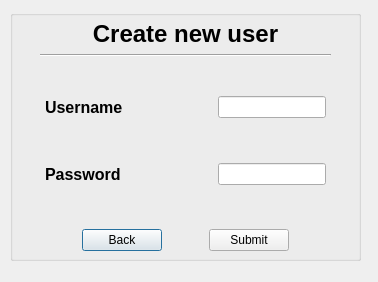
Qt form newuser.ui (HenriSalard/QT_TP1) before a commit.
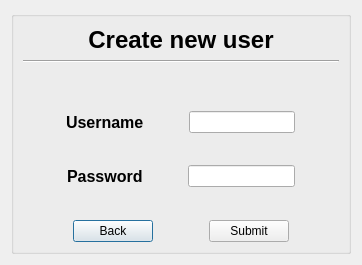
The same form after that commit.

Patch:
```diff
--- a/newuser.ui
+++ b/newuser.ui
@@ -6,21 +6,76 @@
    <rect>
     <x>0</x>
     <y>0</y>
-    <width>378</width>
-    <height>282</height>
+    <width>362</width>
+    <height>265</height>
    </rect>
   </property>
+  <property name="sizePolicy">
+   <sizepolicy hsizetype="Expanding" vsizetype="Expanding">
+    <horstretch>0</horstretch>
+    <verstretch>0</verstretch>
+   </sizepolicy>
+  </property>
+  <property name="minimumSize">
+   <size>
+    <width>360</width>
+    <height>265</height>
+   </size>
+  </property>
   <property name="windowTitle">
    <string>Dialog</string>
   </property>
+  <layout class="QVBoxLayout" name="verticalLayout_2">
+   <item>
+    <widget class="QGroupBox" name="groupBox">
+     <property name="sizePolicy">
+      <sizepolicy hsizetype="Preferred" vsizetype="Preferred">
+       <horstretch>0</horstretch>
+       <verstretch>0</verstretch>
+      </sizepolicy>
+     </property>
+     <property name="title">
+      <string/>
+     </property>
+     <layout class="QVBoxLayout" name="verticalLayout_3">
+      <item>
+       <layout class="QVBoxLayout" name="verticalLayout">
+        <item>
+         <widget class="QLabel" name="toplabel">
+          <property name="font">
+           <font>
+            <pointsize>18</pointsize>
+            <bold>true</bold>
+           </font>
+          </property>
+          <property name="text">
+           <string>Create new user</string>
+          </property>
+          <property name="alignment">
+           <set>Qt::AlignCenter</set>
+          </property>
+         </widget>
+        </item>
+        <item>
+         <widget class="Line" name="line">
+          <property name="sizePolicy">
+           <sizepolicy hsizetype="Expanding" vsizetype="Fixed">
+            <horstretch>0</horstretch>
+            <verstretch>0</verstretch>
+           </sizepolicy>
+          </property>
+          <property name="orientation">
+           <enum>Qt::Horizontal</enum>
+          </property>
+         </widget>
+        </item>
+        <item>
   <widget class="QLabel" name="labelError">
-   <property name="geometry">
-    <rect>
-     <x>60</x>
-     <y>260</y>
-     <width>241</width>
-     <height>20</height>
-    </rect>
+          <property name="minimumSize">
+           <size>
+            <width>0</width>
+            <height>0</height>
+           </size>
    </property>
    <property name="palette">
     <palette>
@@ -56,53 +111,9 @@
     <set>Qt::AlignCenter</set>
    </property>
   </widget>
-  <widget class="QGroupBox" name="groupBox">
-   <property name="geometry">
-    <rect>
-     <x>10</x>
-     <y>10</y>
-     <width>351</width>
-     <height>251</height>
-    </rect>
-   </property>
-   <property name="title">
-    <string/>
-   </property>
-   <widget class="QWidget" name="verticalLayoutWidget">
-    <property name="geometry">
-     <rect>
-      <x>30</x>
-      <y>10</y>
-      <width>291</width>
-      <height>231</height>
-     </rect>
-    </property>
-    <layout class="QVBoxLayout" name="verticalLayout">
-     <item>
-      <widget class="QLabel" name="toplabel">
-       <property name="font">
-        <font>
-         <pointsize>18</pointsize>
-         <bold>true</bold>
-        </font>
-       </property>
-       <property name="text">
-        <string>Create new user</string>
-       </property>
-       <property name="alignment">
-        <set>Qt::AlignCenter</set>
-       </property>
-      </widget>
      </item>
      <item>
-      <widget class="Line" name="line">
-       <property name="orientation">
-        <enum>Qt::Horizontal</enum>
-       </property>
-      </widget>
-     </item>
-     <item>
-      <spacer name="verticalSpacer_2">
+         <spacer name="verticalSpacer">
        <property name="orientation">
         <enum>Qt::Vertical</enum>
        </property>
@@ -125,6 +136,19 @@
        <property name="bottomMargin">
         <number>5</number>
        </property>
+          <item>
+           <spacer name="horizontalSpacer_6">
+            <property name="orientation">
+             <enum>Qt::Horizontal</enum>
+            </property>
+            <property name="sizeHint" stdset="0">
+             <size>
+              <width>40</width>
+              <height>20</height>
+             </size>
+            </property>
+           </spacer>
+          </item>
        <item>
         <widget class="QLabel" name="idlabel">
          <property name="font">
@@ -154,10 +178,23 @@
        <item>
         <widget class="QLineEdit" name="idTextField"/>
        </item>
+          <item>
+           <spacer name="horizontalSpacer_7">
+            <property name="orientation">
+             <enum>Qt::Horizontal</enum>
+            </property>
+            <property name="sizeHint" stdset="0">
+             <size>
+              <width>40</width>
+              <height>20</height>
+             </size>
+            </property>
+           </spacer>
+          </item>
       </layout>
      </item>
      <item>
-      <spacer name="verticalSpacer_3">
+         <spacer name="verticalSpacer_2">
        <property name="orientation">
         <enum>Qt::Vertical</enum>
        </property>
@@ -180,6 +217,19 @@
        <property name="bottomMargin">
         <number>5</number>
        </property>
+          <item>
+           <spacer name="horizontalSpacer_8">
+            <property name="orientation">
+             <enum>Qt::Horizontal</enum>
+            </property>
+            <property name="sizeHint" stdset="0">
+             <size>
+              <width>40</width>
+              <height>20</height>
+             </size>
+            </property>
+           </spacer>
+          </item>
        <item>
         <widget class="QLabel" name="passwordlabel">
          <property name="font">
@@ -222,10 +272,23 @@
          </property>
         </widget>
        </item>
+          <item>
+           <spacer name="horizontalSpacer_9">
+            <property name="orientation">
+             <enum>Qt::Horizontal</enum>
+            </property>
+            <property name="sizeHint" stdset="0">
+             <size>
+              <width>40</width>
+              <height>20</height>
+             </size>
+            </property>
+           </spacer>
+          </item>
       </layout>
      </item>
      <item>
-      <spacer name="verticalSpacer">
+         <spacer name="verticalSpacer_3">
        <property name="orientation">
         <enum>Qt::Vertical</enum>
        </property>
@@ -295,8 +358,11 @@
       </layout>
      </item>
     </layout>
-   </widget>
-  </widget>
+      </item>
+     </layout>
+    </widget>
+   </item>
+  </layout>
  </widget>
  <resources/>
  <connections/>
```
Lines whose indentation alone changed are shown as unchanged.
